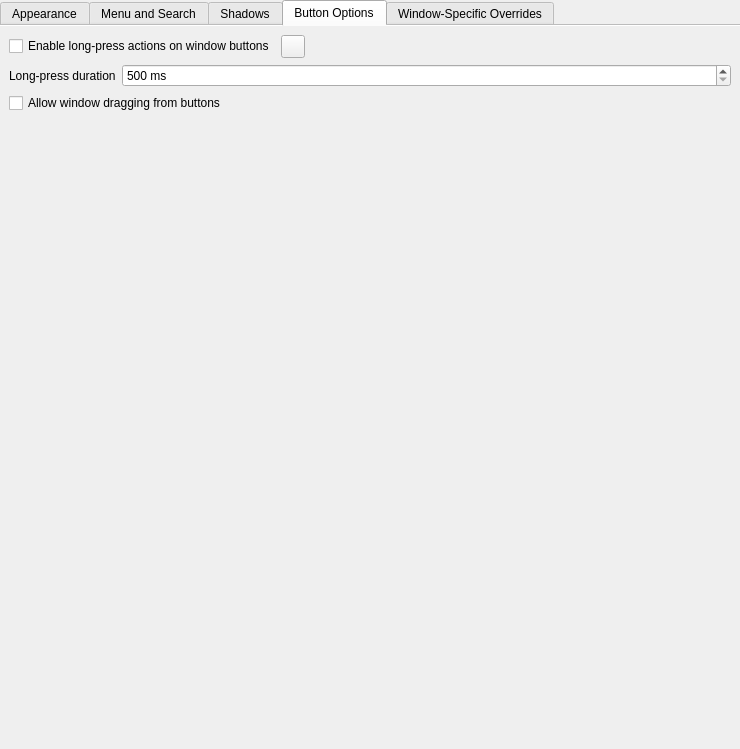
Above: src/kcm/config.ui from guiodic/material-decoration before the change. Below: the same form after it.
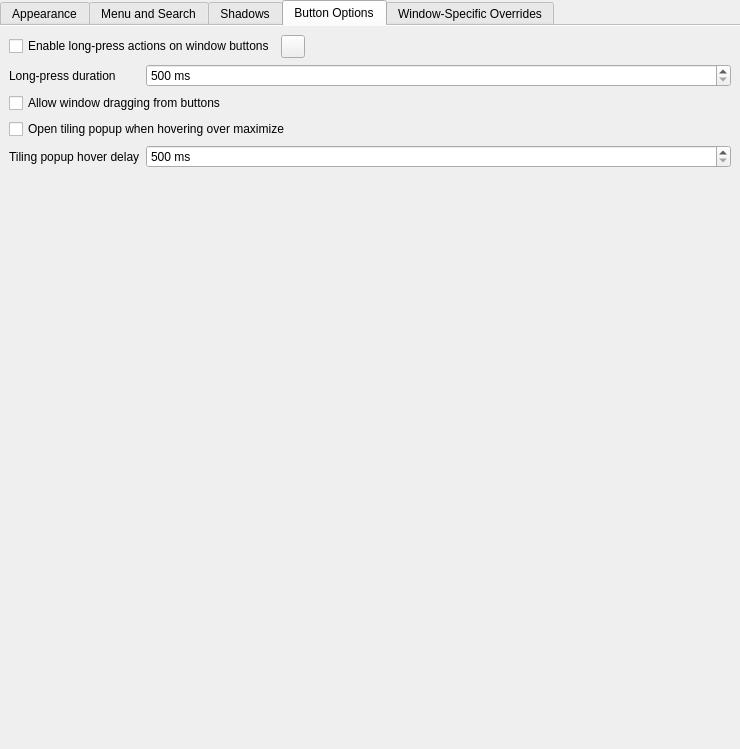
That is the form after the change. The open tabs and pages were chosen to show the change. Custom widgets are drawn as their Qt base class.

Commit message: Add optional hover opening for tiling popup

Diff of the .ui file:
```diff
--- a/src/kcm/config.ui
+++ b/src/kcm/config.ui
@@ -444,6 +444,23 @@
          </property>
         </widget>
        </item>
+       <item row="3" column="0" colspan="2">
+        <widget class="QCheckBox" name="kcfg_TilingPopupHoverEnabled">
+         <property name="text"><string>Open tiling popup when hovering over maximize</string></property>
+        </widget>
+       </item>
+       <item row="4" column="0">
+        <widget class="QLabel" name="tilingPopupHoverDelayLabel">
+         <property name="text"><string>Tiling popup hover delay</string></property>
+        </widget>
+       </item>
+       <item row="4" column="1">
+        <widget class="QSpinBox" name="kcfg_TilingPopupHoverDelay">
+         <property name="suffix"><string> ms</string></property>
+         <property name="minimum"><number>500</number></property>
+         <property name="maximum"><number>5000</number></property>
+        </widget>
+       </item>
        <item row="2" column="0" colspan="2">
         <widget class="QCheckBox" name="kcfg_DragFromButtonsEnabled">
          <property name="text">
```
The commit also changes 16 other files.
